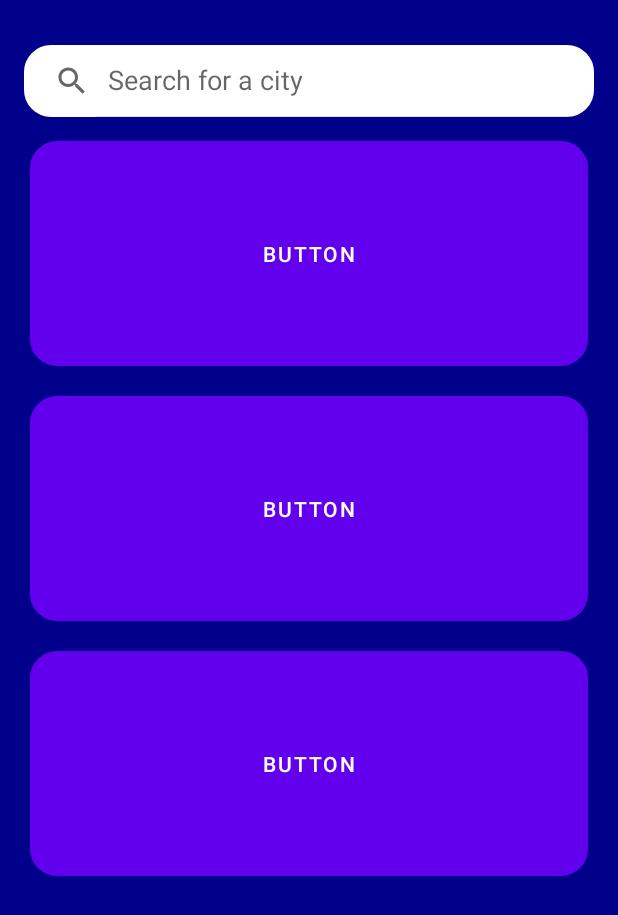
After one commit to antonsvaren/DAT257-DIT257-MANDALORE, an Android app: the layout overview.xml on its own in the app's theme, with its tools: preview values and no code run, on a phone screen of 412 x 824 dp. The commit adds this screen. Shown: the top 915 px of the screen. Run offline under Robolectric (Android 15) with nearby library versions, the phone set to English and light mode, and no system bars.

Commit message:
overview

```diff
--- a/uWeather/app/build.gradle
+++ b/uWeather/app/build.gradle
@@ -43,6 +43,7 @@ dependencies {
     implementation 'androidx.constraintlayout:constraintlayout:2.1.4'
     implementation 'androidx.navigation:navigation-fragment-ktx:2.5.2'
     implementation 'androidx.navigation:navigation-ui-ktx:2.5.2'
+    implementation 'com.android.car.ui:car-ui-lib:2.2.1'
     testImplementation 'junit:junit:4.13.2'
     androidTestImplementation 'androidx.test.ext:junit:1.1.3'
     androidTestImplementation 'androidx.test.espresso:espresso-core:3.4.0'
--- a/uWeather/app/src/main/java/dit257/mandalore/uweather/MainActivity.kt
+++ b/uWeather/app/src/main/java/dit257/mandalore/uweather/MainActivity.kt
@@ -11,6 +11,8 @@ import androidx.navigation.ui.navigateUp
 import androidx.navigation.ui.setupActionBarWithNavController
 import android.view.Menu
 import android.view.MenuItem
+import android.widget.ArrayAdapter
+import android.widget.SearchView
 import androidx.fragment.app.*
 import dit257.mandalore.uweather.databinding.ActivityMainBinding
 import dit257.mandalore.uweather.databinding.ContentMainBinding
@@ -43,7 +45,33 @@ class MainActivity : AppCompatActivity() {
         //val navController = findNavController(R.id.nav_host_fragment_content_main)
         //appBarConfiguration = AppBarConfiguration(navController.graph)
         //setupActionBarWithNavController(navController, appBarConfiguration)
+        val user = arrayOf("Alingsås","Arboga","Arvika","Askersund","Avesta","Boden","Bollnäs","Borgholm","Borlänge","Borås","Djursholm","Eksjö","Enköping","Eskilstuna","Eslöv","Fagersta","Falkenberg","Falköping","Falsterbo","Falun","Filipstad","Flen","Gothenburg","Gränna","Gävle","Hagfors","Halmstad","Haparanda","Hedemora","Helsingborg","Hjo","Hudiksvall","Huskvarna","Härnösand","Hässleholm","Höganäs","Jönköping","Kalmar","Karlshamn","Karlskoga","Karlskrona","Karlstad","Katrineholm","Kiruna","Kramfors","Kristianstad","Kristinehamn","Kumla","Kungsbacka","Kungälv","Köping","Lahol","Landskrona","Lidingö","Lidköping","Lindesberg","Linköping","Ljungby","Ludvika","Luleå","Lund","Lycksele","Lysekil","Malmö","Mariefred","Mariestad","Marstrand","Mjölby","Motala","Nacka","Nora","Norrköping","Norrtälje","Nybro","Nyköping","Nynäshamn","Nässjö","Oskarshamn","Oxelösund","Piteå","Ronneby","Sala","Sandviken","Sigtuna","Simrishamn","Skanör","Skanör med Falsterbo","Skara","Skellefteå","Skänninge","Skövde","Sollefteå","Solna","Stockholm","Strängnäs","Strömstad","Sundbyberg","Sundsvall","Säffle","Säter","Sävsjö","Söderhamn","Söderköping","Södertälje","Sölvesborg","Tidaholm","Torshälla","Tranås","Trelleborg","Trollhättan","Trosa","Uddevalla","Ulricehamn","Umeå","Uppsala","Vadstena","Varberg","Vaxholm","Vetlanda","Vimmerby","Visby","Vänersborg","Värnamo","Västervik","Västerås","Växjö","Ystad","Åmål","Ängelholm","Örebro","Öregrund","Örnsköldsvik","Östersund","Östhammar")
 
+        val userAdapter : ArrayAdapter<String> = ArrayAdapter(
+            this, android.R.layout.simple_list_item_1,
+            user
+        )
+
+        binding.userList.adapter = userAdapter;
+
+        binding.searchView.setOnQueryTextListener(object  : SearchView.OnQueryTextListener{
+            override fun onQueryTextSubmit(query: String?): Boolean {
+                binding.searchView.clearFocus()
+                if (user.contains(query)){
+
+                    userAdapter.filter.filter(query)
+
+                }
+                return false
+            }
+
+            override fun onQueryTextChange(newText: String?): Boolean {
+                userAdapter.filter.filter(newText)
+                return false
+            }
+
+
+        })
     }
 
     private fun replaceFragment(fragment: Fragment){
--- /dev/null
+++ b/uWeather/app/src/main/res/drawable-v24/button_background.xml
@@ -0,0 +1,11 @@
+<?xml version="1.0" encoding="utf-8"?>
+<shape xmlns:android="http://schemas.android.com/apk/res/android"
+    android:shape="rectangle">
+
+    <corners
+        android:radius="16dp"/>
+    <stroke
+        android:color="#191970"
+        android:width="4dp"/>
+
+</shape>
--- /dev/null
+++ b/uWeather/app/src/main/res/drawable-v24/searchview_background.xml
@@ -0,0 +1,11 @@
+<?xml version="1.0" encoding="utf-8"?>
+<shape xmlns:android="http://schemas.android.com/apk/res/android"
+    android:shape="rectangle">
+
+    <corners
+        android:radius="16dp"/>
+    <stroke
+        android:color="#C0BEBE"
+        android:width="4dp"/>
+
+</shape>
--- /dev/null
+++ b/uWeather/app/src/main/res/layout/overview.xml
@@ -0,0 +1,53 @@
+<?xml version="1.0" encoding="utf-8"?>
+<LinearLayout xmlns:android="http://schemas.android.com/apk/res/android"
+    xmlns:app="http://schemas.android.com/apk/res-auto"
+    xmlns:tools="http://schemas.android.com/tools"
+    android:layout_width="match_parent"
+    android:layout_height="match_parent"
+    android:orientation="vertical"
+    tools:context=".MainActivity"
+    android:background="#00008B">
+
+
+    <SearchView
+        android:id="@+id/searchView"
+        android:layout_width="match_parent"
+        android:layout_height="wrap_content"
+        android:queryHint="Search for a city"
+        android:iconifiedByDefault="false"
+        android:layout_marginHorizontal="16dp"
+        android:layout_marginTop="30dp"
+        android:layout_marginBottom="16dp"
+        android:background="@drawable/searchview_background"
+        android:backgroundTint="@color/white"/>
+
+    <Button
+        android:id="@+id/button"
+        android:layout_width="match_parent"
+        android:layout_height="150dp"
+        android:layout_marginLeft="20dp"
+        android:layout_marginRight="20dp"
+        android:layout_marginBottom="20dp"
+        android:background="@drawable/button_background"
+        android:text="Button" />
+
+    <Button
+        android:id="@+id/button2"
+        android:layout_width="match_parent"
+        android:layout_height="150dp"
+        android:layout_marginLeft="20dp"
+        android:layout_marginRight="20dp"
+        android:layout_marginBottom="20dp"
+        android:background="@drawable/button_background"
+        android:text="Button" />
+
+    <Button
+        android:id="@+id/button3"
+        android:layout_width="match_parent"
+        android:layout_height="150dp"
+        android:layout_marginLeft="20dp"
+        android:layout_marginRight="20dp"
+        android:layout_marginBottom="20dp"
+        android:background="@drawable/button_background"
+        android:text="Button" />
+</LinearLayout>
```
